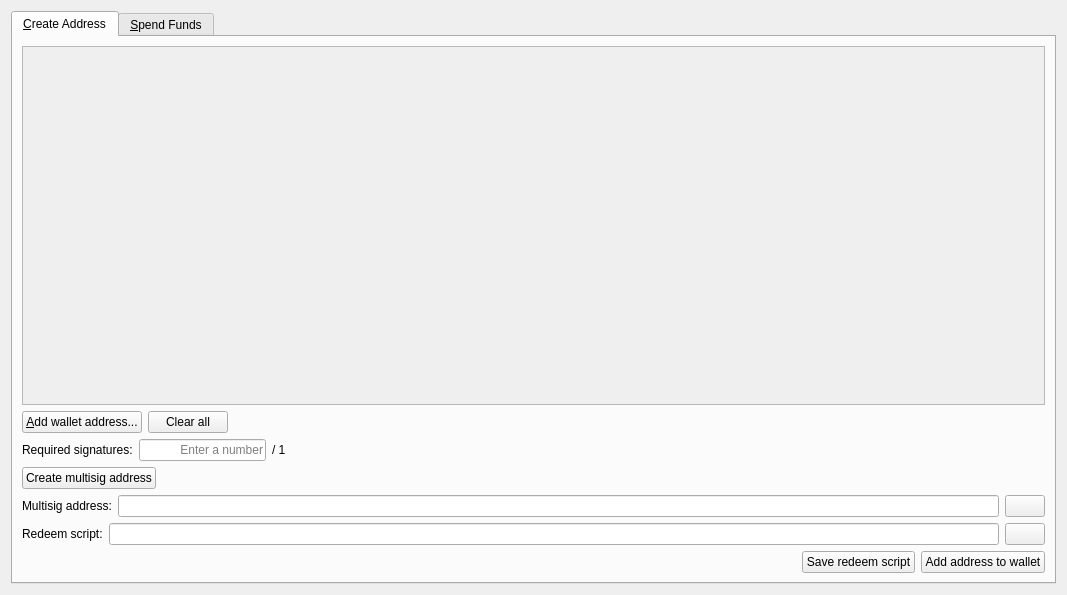
duality-solutions/Sequence, file src/qt/forms/multisigdialog.ui: the form before one commit.
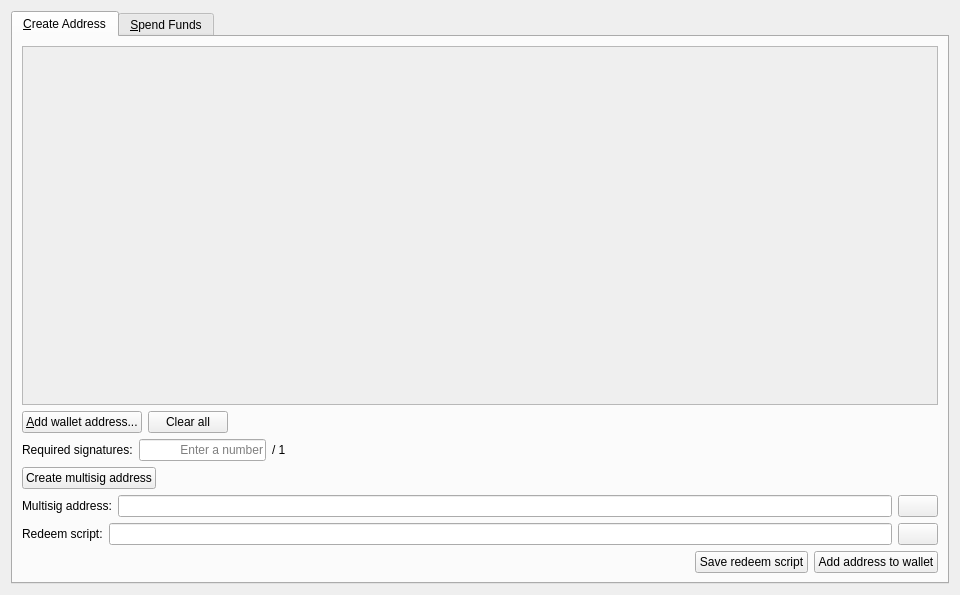
The form after the commit. Icons and pictures are not drawn.

```diff
--- a/src/qt/forms/multisigdialog.ui
+++ b/src/qt/forms/multisigdialog.ui
@@ -6,7 +6,7 @@
    <rect>
     <x>0</x>
     <y>0</y>
-    <width>1067</width>
+    <width>960</width>
     <height>595</height>
    </rect>
   </property>
```
